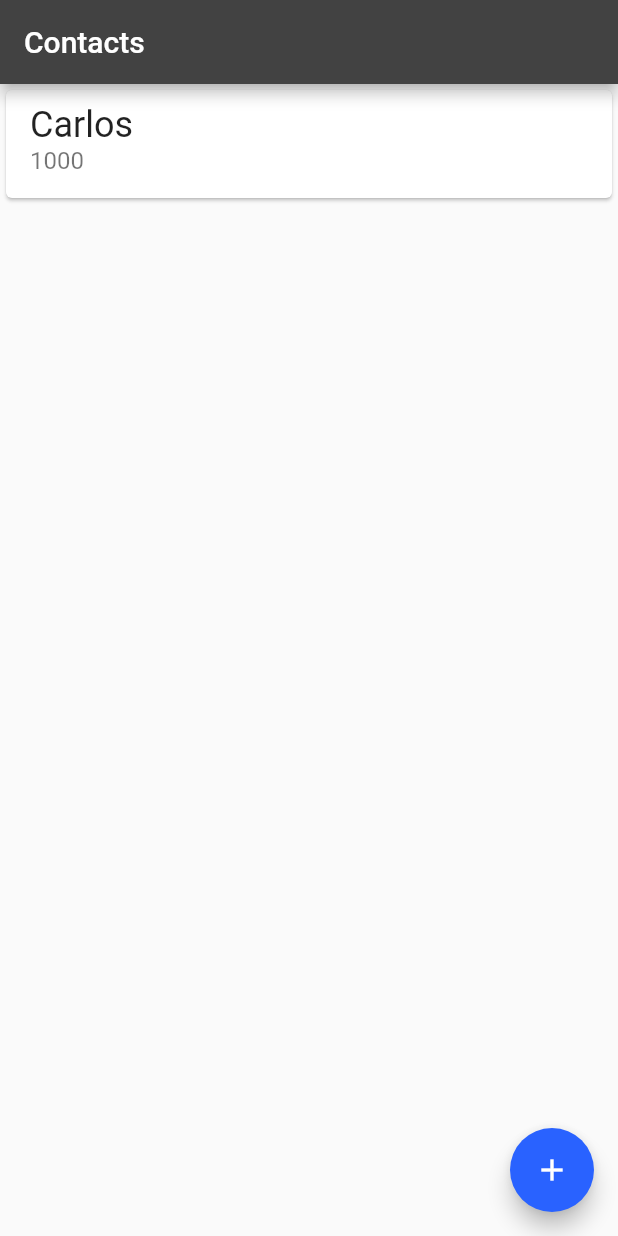
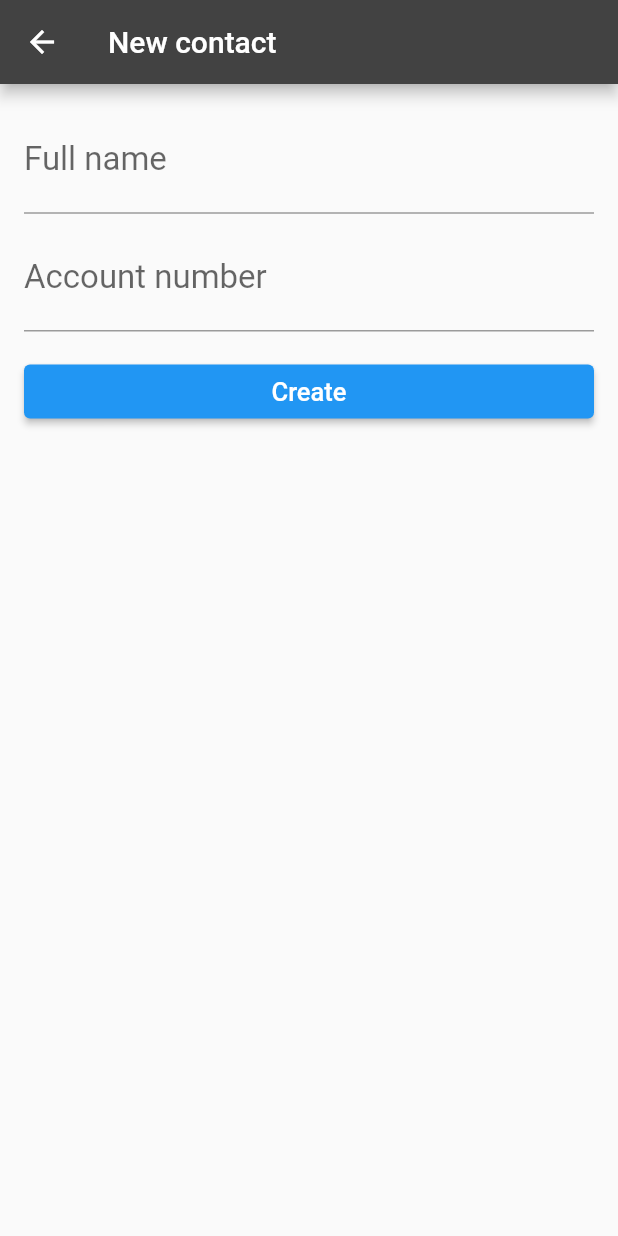
Before and after one commit to CarlosEliezer/bytebank_official, a Flutter app: the ContactsList screen opened directly, after a tap on the "add" icon, on a phone screen of 412 x 824 dp. Run offline on Flutter 3.47's test engine with Material 2 defaults, Android fonts, the phone set to English and light mode, and no system bars.

Commit message:
Feature: contact_form

```diff
--- a/lib/main.dart
+++ b/lib/main.dart
@@ -1,3 +1,4 @@
+import 'package:bytebank_official/screens/contact_form.dart';
 import 'package:flutter/material.dart';
 
 import 'screens/contacts_list.dart';
@@ -19,7 +20,7 @@ class ByteBankApp extends StatelessWidget {
             textTheme: ButtonTextTheme.primary,
           ),
         ),
-        home: ContactsList(),
+        home: Dashboard(),
     );
   }
 }
--- /dev/null
+++ b/lib/models/contact.dart
@@ -0,0 +1,12 @@
+class Contact {
+  final String name;
+  final int accountNumber;
+
+  Contact(this.name, this.accountNumber);
+
+  @override
+  String toString() {
+    // TODO: implement toString
+    return 'Contact{name: $name, accountNumber: $accountNumber}';
+  }
+}
--- /dev/null
+++ b/lib/screens/contact_form.dart
@@ -0,0 +1,67 @@
+import 'package:bytebank_official/models/contact.dart';
+import 'package:flutter/material.dart';
+
+class ContactForm extends StatefulWidget {
+
+  @override
+  _ContactFormState createState() => _ContactFormState();
+}
+
+class _ContactFormState extends State<ContactForm> {
+  final TextEditingController _nameController = TextEditingController();
+  final TextEditingController _accountNumberController = TextEditingController();
+
+  @override
+  Widget build(BuildContext context) {
+    return Scaffold(
+      appBar: AppBar(
+        title: Text('New contact'),
+      ),
+
+      body: Padding(
+        padding: const EdgeInsets.all(16.0),
+
+        child: Column(
+          children: [
+            TextField(
+              controller: _nameController,
+              decoration: InputDecoration(
+                labelText: 'Full name',
+              ),
+              style: TextStyle(fontSize: 22.0),
+            ),
+            Padding(
+              padding: const EdgeInsets.only(top: 8.0),
+
+              child: TextField(
+                controller: _accountNumberController,
+                decoration: InputDecoration(
+                  labelText: 'Account number',
+                ),
+                style: TextStyle(fontSize: 22.0),
+                keyboardType: TextInputType.number,
+              ),
+            ),
+            Padding(
+              padding: const EdgeInsets.only(top: 16.0),
+              child: SizedBox(
+                width: double.maxFinite,
+
+                child: ElevatedButton(
+                    child: Text('Create', style: TextStyle(fontSize: 17.0),),
+                    onPressed: () {
+                      final String name = _nameController.text;
+                      final int accountNumber = int.parse(_accountNumberController.text);
+                      final Contact newContact = Contact(name, accountNumber);
+
+                      Navigator.pop(context, newContact);
+                    },
+                ),
+              ),
+            ),
+          ],
+        ),
+      ),
+    );
+  }
+}
--- a/lib/screens/contacts_list.dart
+++ b/lib/screens/contacts_list.dart
@@ -1,3 +1,4 @@
+import 'package:bytebank_official/screens/contact_form.dart';
 import 'package:flutter/material.dart';
 
 class ContactsList extends StatelessWidget {
@@ -25,7 +26,12 @@ class ContactsList extends StatelessWidget {
         ],
       ),
       floatingActionButton: FloatingActionButton(
-        onPressed: (){},
+        onPressed: () {
+          Navigator.of(context).push(
+            MaterialPageRoute(builder: (context) => ContactForm(),
+            ),
+          ).then((newContact) => debugPrint(newContact.toString()));
+        },
         child: Icon(
           Icons.add,
         ),
--- a/lib/screens/dashboard.dart
+++ b/lib/screens/dashboard.dart
@@ -1,3 +1,4 @@
+import 'package:bytebank_official/screens/contacts_list.dart';
 import 'package:flutter/material.dart';
 
 class Dashboard extends StatelessWidget {
@@ -19,11 +20,21 @@ class Dashboard extends StatelessWidget {
           Image.asset('images/bytebank_logo.png'),
           Padding(
             padding: const EdgeInsets.only(left: 8.0, bottom: 8.0),
+            child: Material(
+              color: Theme.of(context).primaryColor,
+
+              child: InkWell(
+                onTap: () {
+                  Navigator.of(context).push(
+                      MaterialPageRoute(
+                          builder: (context) => ContactsList()
+                      )
+                  );
+                },
                 child: Container(
                   padding: EdgeInsets.all(8.0),
                   height: 100,
                   width: 150,
-              color: Theme.of(context).primaryColor,
 
                   child: Column(
                     mainAxisAlignment: MainAxisAlignment.spaceBetween,
@@ -44,6 +55,8 @@ class Dashboard extends StatelessWidget {
                     ],
                   ),
                 ),
+              ),
+            ),
           )
         ],
       ),
```
Lines whose indentation alone changed are shown as unchanged.
